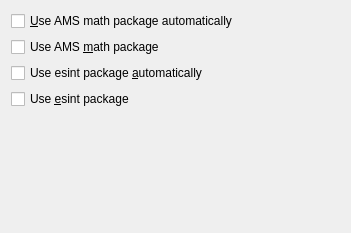
First picture: the form in src/frontends/qt4/ui/MathsUi.ui, repository cburschka/lyx, before the edit.
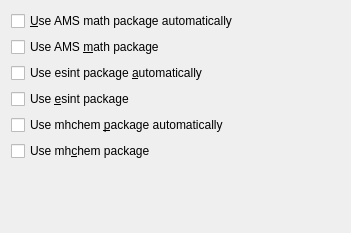
Second picture: the form after the edit.

Commit message:
- introduce option to suppress the LaTeX package mhchem, fileformat change
The fileformat change is also needed because of our mistake that we load mhchem since LyX 1.6.4 automatically so that files created with LyX 1.6.4 won't compile under LyX 1.6.3. Now at least all files created or opened with LyX 1.7 can be reverted to the fileformat of LyX 1.6.x and can therefore be read by all LyX 1.6.x versions.

Patch:
```diff
--- a/src/frontends/qt4/ui/MathsUi.ui
+++ b/src/frontends/qt4/ui/MathsUi.ui
@@ -12,16 +12,10 @@
   <property name="windowTitle" >
    <string/>
   </property>
-  <layout class="QVBoxLayout" >
-   <property name="margin" >
-    <number>11</number>
-   </property>
-   <property name="spacing" >
-    <number>6</number>
-   </property>
-   <item>
-    <widget class="QCheckBox" name="amsautoCB" >
-     <property name="text" >
+  <layout class="QGridLayout" name="gridLayout">
+   <item row="0" column="0">
+    <widget class="QCheckBox" name="amsautoCB">
+     <property name="text">
       <string>&amp;Use AMS math package automatically</string>
      </property>
      <property name="checked" >
@@ -53,7 +47,24 @@
      </property>
     </widget>
    </item>
-   <item>
+   <item row="4" column="0">
+    <widget class="QCheckBox" name="mhchemautoCB">
+     <property name="text">
+      <string>Use mhchem &amp;package automatically</string>
+     </property>
+     <property name="checked">
+      <bool>false</bool>
+     </property>
+    </widget>
+   </item>
+   <item row="5" column="0">
+    <widget class="QCheckBox" name="mhchemCB">
+     <property name="text">
+      <string>Use mh&amp;chem package</string>
+     </property>
+    </widget>
+   </item>
+   <item row="6" column="0">
     <spacer>
      <property name="orientation" >
       <enum>Qt::Vertical</enum>
```
Left out of the diff: 41 changed lines with no effect on the pictures. The commit also changes 9 other files.
